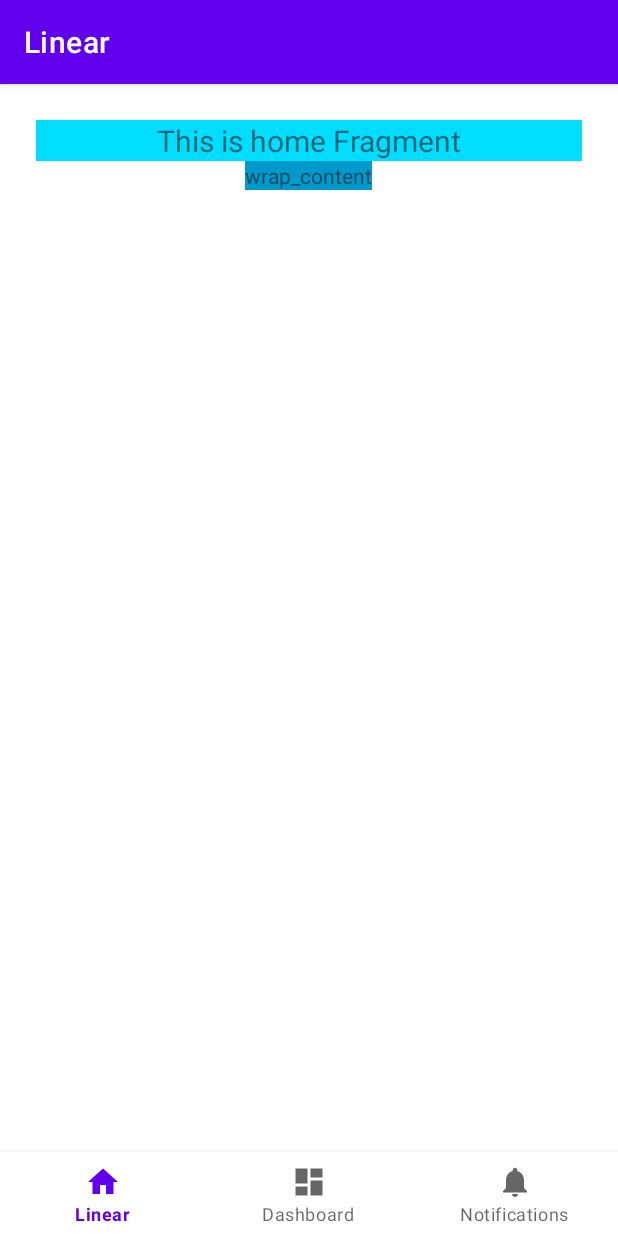
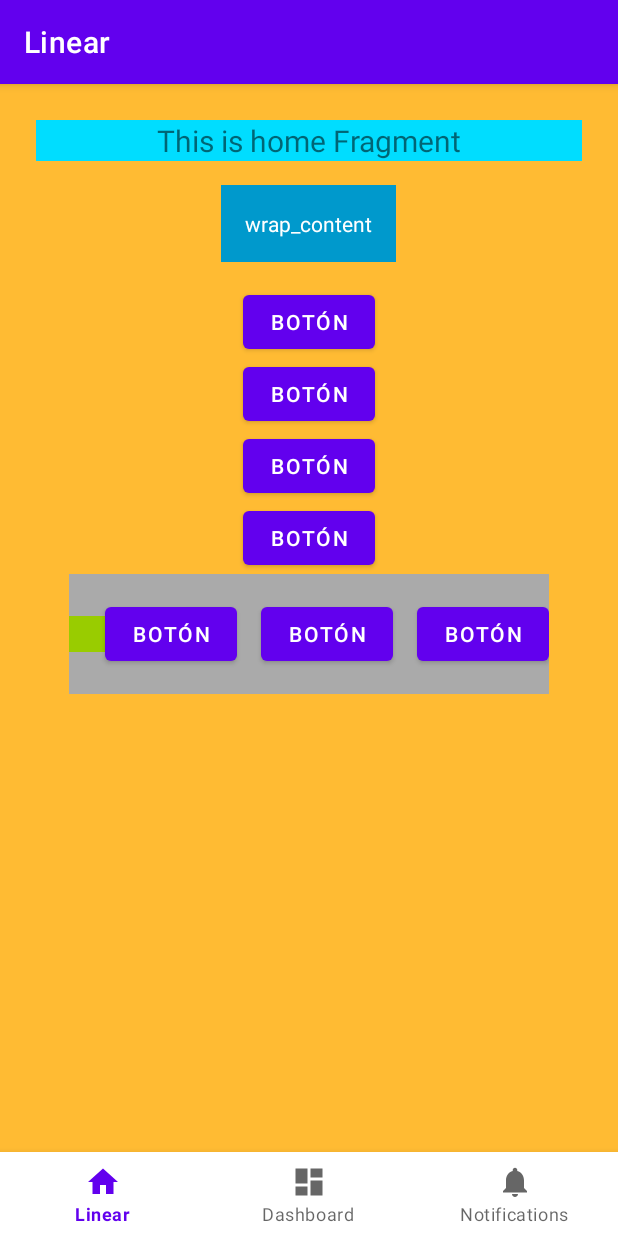
Before and after one commit to dardanqsot/kotlin, an Android app: the screen it shows after launch (MainActivity), on a phone screen of 412 x 824 dp. Run offline under Robolectric (Android 15) with nearby library versions, the light colour scheme and no system bars; our stand-ins replace navigation-ui.

Commit message:
Sección 5: Layouts - Márgenes

```diff
--- a/Layouts/app/src/main/res/layout/fragment_linear.xml
+++ b/Layouts/app/src/main/res/layout/fragment_linear.xml
@@ -6,6 +6,7 @@
     android:orientation="vertical"
     android:gravity="center_horizontal"
     android:padding="16dp"
+    android:background="@android:color/holo_orange_light"
     tools:context=".ui.home.HomeFragment">
 
     <TextView
@@ -24,5 +25,56 @@
         android:layout_width="wrap_content"
         android:layout_height="wrap_content"
         android:text="wrap_content"
+        android:layout_margin="16dp"
+        android:padding="16dp"
+        android:textColor="@android:color/white"
         android:background="@android:color/holo_blue_dark"/>
+
+    <Button
+        android:layout_width="wrap_content"
+        android:layout_height="wrap_content"
+        android:text="Botón"/>
+
+    <Button
+        android:layout_width="wrap_content"
+        android:layout_height="wrap_content"
+        android:text="Botón"/>
+
+    <Button
+        android:layout_width="wrap_content"
+        android:layout_height="wrap_content"
+        android:text="Botón"/>
+
+    <Button
+        android:layout_width="wrap_content"
+        android:layout_height="wrap_content"
+        android:text="Botón"/>
+
+    <LinearLayout
+        android:layout_width="wrap_content"
+        android:layout_height="wrap_content"
+        android:orientation="horizontal"
+        android:gravity="end|center_vertical"
+        android:background="@android:color/darker_gray">
+
+        <View
+            android:layout_width="24dp"
+            android:layout_height="24dp"
+            android:background="@android:color/holo_green_light"/>
+        <Button
+            android:layout_width="wrap_content"
+            android:layout_height="wrap_content"
+            android:text="Botón"/>
+
+        <Button
+            android:layout_width="wrap_content"
+            android:layout_height="wrap_content"
+            android:layout_margin="16dp"
+            android:text="Botón"/>
+
+        <Button
+            android:layout_width="wrap_content"
+            android:layout_height="wrap_content"
+            android:text="Botón"/>
+    </LinearLayout>
 </LinearLayout>
```
